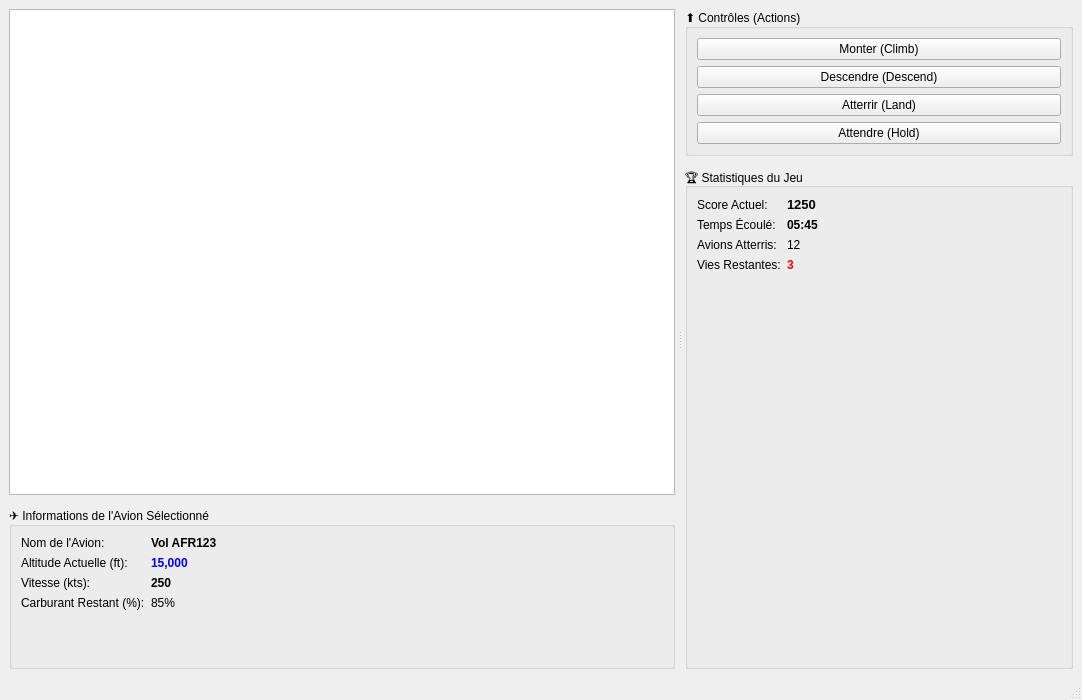
Above: mainwindow (1).ui from arcreane/python-project-esteban-ruben before the change. Below: the same form after it.
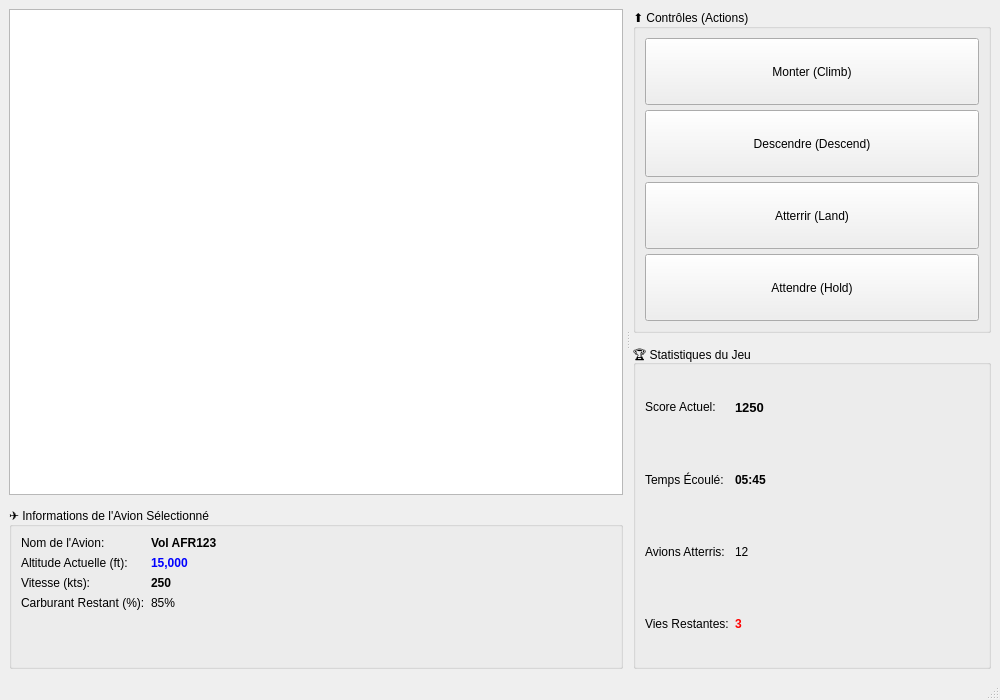
That is the form after the change.

Commit message: Project setup

```diff
--- a/mainwindow (1).ui
+++ b/mainwindow (1).ui
@@ -6,7 +6,7 @@
    <rect>
     <x>0</x>
     <y>0</y>
-    <width>1082</width>
+    <width>1000</width>
     <height>700</height>
    </rect>
   </property>
@@ -88,6 +88,7 @@
             <widget class="QLabel" name="value_airplane_name">
              <property name="font">
               <font>
+               <weight>75</weight>
                <bold>true</bold>
               </font>
              </property>
@@ -107,6 +108,7 @@
             <widget class="QLabel" name="value_altitude">
              <property name="font">
               <font>
+               <weight>75</weight>
                <bold>true</bold>
               </font>
              </property>
@@ -129,6 +131,7 @@
             <widget class="QLabel" name="value_speed">
              <property name="font">
               <font>
+               <weight>75</weight>
                <bold>true</bold>
               </font>
              </property>
@@ -176,19 +179,25 @@
         <item>
          <widget class="QGroupBox" name="controlsGroup">
           <property name="sizePolicy">
-           <sizepolicy hsizetype="Preferred" vsizetype="Preferred">
+           <sizepolicy hsizetype="Preferred" vsizetype="Expanding">
             <horstretch>0</horstretch>
-            <verstretch>0</verstretch>
+            <verstretch>1</verstretch>
            </sizepolicy>
           </property>
           <property name="title">
            <string>⬆️ Contrôles (Actions)</string>
           </property>
           <layout class="QVBoxLayout" name="verticalLayout_controls">
+           <property name="spacing">
+            <number>5</number>
+           </property>
            <item>
             <widget class="QPushButton" name="button_climb">
-             <property name="toolTip">
-              <string>Augmenter l'altitude de l'avion sélectionné.</string>
+             <property name="sizePolicy">
+              <sizepolicy hsizetype="MinimumExpanding" vsizetype="Expanding">
+               <horstretch>0</horstretch>
+               <verstretch>1</verstretch>
+              </sizepolicy>
              </property>
              <property name="text">
               <string>Monter (Climb)</string>
@@ -197,8 +206,11 @@
            </item>
            <item>
             <widget class="QPushButton" name="button_descend">
-             <property name="toolTip">
-              <string>Diminuer l'altitude de l'avion sélectionné.</string>
+             <property name="sizePolicy">
+              <sizepolicy hsizetype="MinimumExpanding" vsizetype="Expanding">
+               <horstretch>0</horstretch>
+               <verstretch>1</verstretch>
+              </sizepolicy>
              </property>
              <property name="text">
               <string>Descendre (Descend)</string>
@@ -207,8 +219,11 @@
            </item>
            <item>
             <widget class="QPushButton" name="button_land">
-             <property name="toolTip">
-              <string>Donner l'autorisation d'atterrissage.</string>
+             <property name="sizePolicy">
+              <sizepolicy hsizetype="MinimumExpanding" vsizetype="Expanding">
+               <horstretch>0</horstretch>
+               <verstretch>1</verstretch>
+              </sizepolicy>
              </property>
              <property name="text">
               <string>Atterrir (Land)</string>
@@ -217,8 +232,11 @@
            </item>
            <item>
             <widget class="QPushButton" name="button_hold">
-             <property name="toolTip">
-              <string>Placer l'avion en circuit d'attente.</string>
+             <property name="sizePolicy">
+              <sizepolicy hsizetype="MinimumExpanding" vsizetype="Expanding">
+               <horstretch>0</horstretch>
+               <verstretch>1</verstretch>
+              </sizepolicy>
              </property>
              <property name="text">
               <string>Attendre (Hold)</string>
@@ -241,72 +259,153 @@
           </property>
           <layout class="QFormLayout" name="formLayout_stats">
            <property name="fieldGrowthPolicy">
-            <enum>QFormLayout::FieldGrowthPolicy::AllNonFixedFieldsGrow</enum>
+            <enum>QFormLayout::AllNonFixedFieldsGrow</enum>
+           </property>
+           <property name="labelAlignment">
+            <set>Qt::AlignLeading|Qt::AlignLeft|Qt::AlignVCenter</set>
+           </property>
+           <property name="formAlignment">
+            <set>Qt::AlignLeading|Qt::AlignLeft|Qt::AlignTop</set>
+           </property>
+           <property name="rowWrapPolicy">
+            <enum>QFormLayout::DontWrapRows</enum>
            </property>
            <item row="0" column="0">
             <widget class="QLabel" name="stat_label_score">
+             <property name="sizePolicy">
+              <sizepolicy hsizetype="Preferred" vsizetype="Expanding">
+               <horstretch>0</horstretch>
+               <verstretch>1</verstretch>
+              </sizepolicy>
+             </property>
              <property name="text">
               <string>Score Actuel:</string>
              </property>
+             <property name="alignment">
+              <set>Qt::AlignLeading|Qt::AlignLeft|Qt::AlignVCenter</set>
+             </property>
             </widget>
            </item>
            <item row="0" column="1">
             <widget class="QLabel" name="stat_value_score">
+             <property name="sizePolicy">
+              <sizepolicy hsizetype="Preferred" vsizetype="Expanding">
+               <horstretch>0</horstretch>
+               <verstretch>1</verstretch>
+              </sizepolicy>
+             </property>
              <property name="font">
               <font>
                <pointsize>10</pointsize>
+               <weight>75</weight>
                <bold>true</bold>
               </font>
              </property>
              <property name="text">
               <string>1250</string>
              </property>
+             <property name="alignment">
+              <set>Qt::AlignLeading|Qt::AlignLeft|Qt::AlignVCenter</set>
+             </property>
             </widget>
            </item>
            <item row="1" column="0">
             <widget class="QLabel" name="stat_label_time">
+             <property name="sizePolicy">
+              <sizepolicy hsizetype="Preferred" vsizetype="Expanding">
+               <horstretch>0</horstretch>
+               <verstretch>1</verstretch>
+              </sizepolicy>
+             </property>
              <property name="text">
               <string>Temps Écoulé:</string>
              </property>
+             <property name="alignment">
+              <set>Qt::AlignLeading|Qt::AlignLeft|Qt::AlignVCenter</set>
+             </property>
             </widget>
            </item>
            <item row="1" column="1">
             <widget class="QLabel" name="stat_value_time">
+             <property name="sizePolicy">
+              <sizepolicy hsizetype="Preferred" vsizetype="Expanding">
+               <horstretch>0</horstretch>
+               <verstretch>1</verstretch>
+              </sizepolicy>
+             </property>
              <property name="font">
               <font>
+               <weight>75</weight>
                <bold>true</bold>
               </font>
              </property>
              <property name="text">
               <string>05:45</string>
              </property>
+             <property name="alignment">
+              <set>Qt::AlignLeading|Qt::AlignLeft|Qt::AlignVCenter</set>
+             </property>
             </widget>
            </item>
            <item row="2" column="0">
             <widget class="QLabel" name="stat_label_landed">
+             <property name="sizePolicy">
+              <sizepolicy hsizetype="Preferred" vsizetype="Expanding">
+               <horstretch>0</horstretch>
+               <verstretch>1</verstretch>
+              </sizepolicy>
+             </property>
              <property name="text">
               <string>Avions Atterris:</string>
              </property>
+             <property name="alignment">
+              <set>Qt::AlignLeading|Qt::AlignLeft|Qt::AlignVCenter</set>
+             </property>
             </widget>
            </item>
            <item row="2" column="1">
             <widget class="QLabel" name="stat_value_landed">
+             <property name="sizePolicy">
+              <sizepolicy hsizetype="Preferred" vsizetype="Expanding">
+               <horstretch>0</horstretch>
+               <verstretch>1</verstretch>
+              </sizepolicy>
+             </property>
              <property name="text">
               <string>12</string>
              </property>
+             <property name="alignment">
+              <set>Qt::AlignLeading|Qt::AlignLeft|Qt::AlignVCenter</set>
+             </property>
             </widget>
            </item>
            <item row="3" column="0">
             <widget class="QLabel" name="stat_label_lives">
+             <property name="sizePolicy">
+              <sizepolicy hsizetype="Preferred" vsizetype="Expanding">
+               <horstretch>0</horstretch>
+               <verstretch>1</verstretch>
+              </sizepolicy>
+             </property>
              <property name="text">
               <string>Vies Restantes:</string>
              </property>
+             <property name="alignment">
+              <set>Qt::AlignLeading|Qt::AlignLeft|Qt::AlignVCenter</set>
+             </property>
             </widget>
            </item>
            <item row="3" column="1">
             <widget class="QLabel" name="stat_value_lives">
+             <property name="sizePolicy">
+              <sizepolicy hsizetype="Preferred" vsizetype="Expanding">
+               <horstretch>0</horstretch>
+               <verstretch>1</verstretch>
+              </sizepolicy>
+             </property>
              <property name="font">
               <font>
+               <weight>75</weight>
                <bold>true</bold>
               </font>
              </property>
@@ -316,6 +415,9 @@
              <property name="text">
               <string>3</string>
              </property>
+             <property name="alignment">
+              <set>Qt::AlignLeading|Qt::AlignLeft|Qt::AlignVCenter</set>
+             </property>
             </widget>
            </item>
           </layout>
@@ -329,6 +431,13 @@
   </widget>
   <widget class="QStatusBar" name="statusbar"/>
  </widget>
+ <customwidgets>
+  <customwidget>
+   <class>QGraphicsView</class>
+   <extends>QAbstractScrollArea</extends>
+   <header>qgraphicsview.h</header>
+  </customwidget>
+ </customwidgets>
  <resources/>
  <connections/>
 </ui>
```
Left out of the diff: 10 changed lines with no effect on the pictures.
